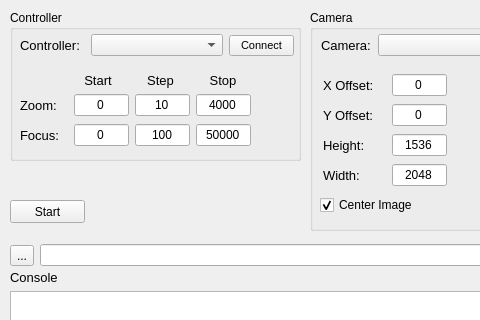
First picture: the form in capture_gui/src/capture_gui.ui, repository NSWC-Crane/passive_range, before the edit; both pictures show x 0 to 480 and y 0 to 320 of the 680 by 604 pixel window.
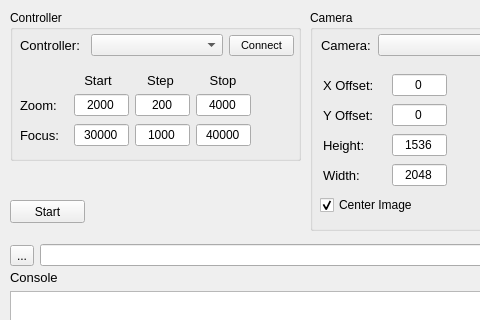
Second picture: the form after the edit.

Commit message: running full system checks

The edit to the form file:
```diff
--- a/capture_gui/src/capture_gui.ui
+++ b/capture_gui/src/capture_gui.ui
@@ -236,7 +236,7 @@
          </size>
         </property>
         <property name="text">
-         <string>0</string>
+         <string>30000</string>
         </property>
         <property name="alignment">
          <set>Qt::AlignCenter</set>
@@ -258,7 +258,7 @@
          </size>
         </property>
         <property name="text">
-         <string>100</string>
+         <string>1000</string>
         </property>
         <property name="alignment">
          <set>Qt::AlignCenter</set>
@@ -280,7 +280,7 @@
          </size>
         </property>
         <property name="text">
-         <string>50000</string>
+         <string>40000</string>
         </property>
         <property name="alignment">
          <set>Qt::AlignCenter</set>
@@ -395,7 +395,7 @@
          </size>
         </property>
         <property name="text">
-         <string>0</string>
+         <string>2000</string>
         </property>
         <property name="alignment">
          <set>Qt::AlignCenter</set>
@@ -417,7 +417,7 @@
          </size>
         </property>
         <property name="text">
-         <string>10</string>
+         <string>200</string>
         </property>
         <property name="alignment">
          <set>Qt::AlignCenter</set>
```
The commit also changes 1 other file.
